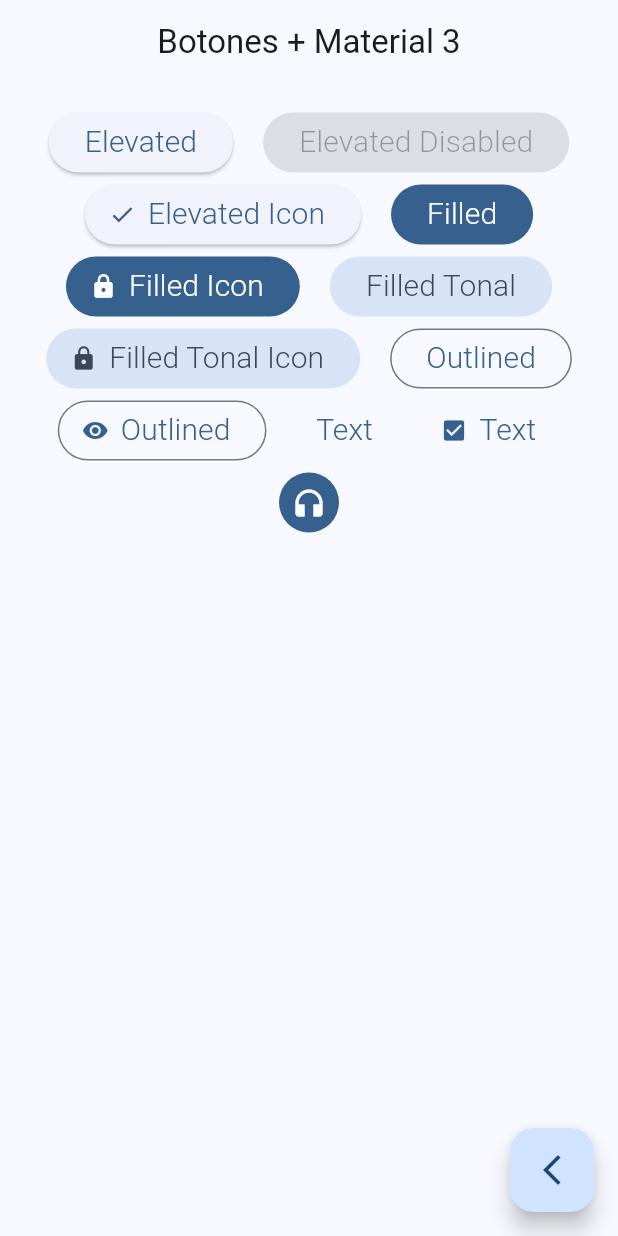
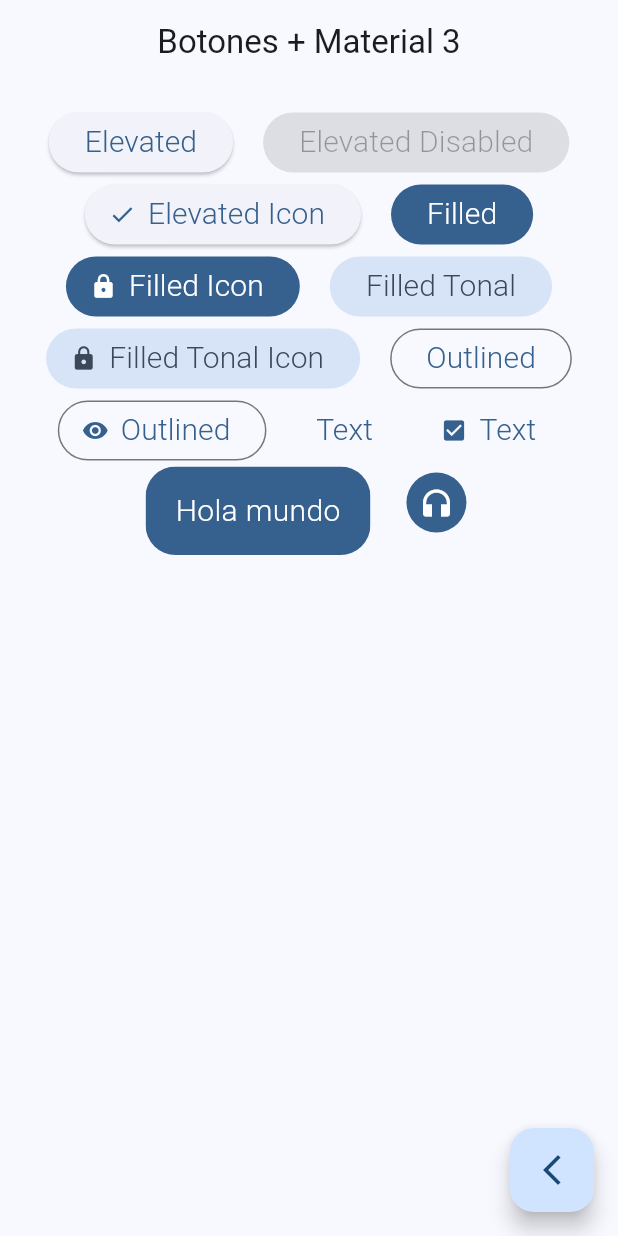
Before and after one commit to Ignaciomanchu1998/widget-app, a Flutter app: the ButtonScreen screen opened by its route, on a phone screen of 412 x 824 dp. Run offline on Flutter 3.47's test engine with Material 2 defaults, Android fonts, the phone set to English and light mode, and no system bars; our stand-ins replace go_router.

Commit message:
Custom button

```diff
--- a/lib/config/theme/app_theme.dart
+++ b/lib/config/theme/app_theme.dart
@@ -23,10 +23,11 @@ class AppTheme {
         );
 
   ThemeData getTheme() => ThemeData(
-      useMaterial3: true,
-      colorSchemeSeed: colorList[selectColor],
-      appBarTheme: const AppBarTheme(
-        centerTitle: true,
-      ),
-      textTheme: TextTheme());
+        useMaterial3: true,
+        colorSchemeSeed: colorList[selectColor],
+        appBarTheme: const AppBarTheme(
+          centerTitle: true,
+        ),
+        textTheme: const TextTheme(),
+      );
 }
--- a/lib/presentation/screens/button/button_screen.dart
+++ b/lib/presentation/screens/button/button_screen.dart
@@ -99,12 +99,17 @@ class _ButtonsView extends StatelessWidget {
                 label: const Text('Text', style: textStyle),
                 icon: const Icon(Icons.check_box),
               ),
+
+              //Custom Button
+              const CustomButton(),
+
               IconButton(
                 onPressed: () {},
                 icon: const Icon(Icons.headphones),
                 style: ButtonStyle(
-                    backgroundColor: MaterialStatePropertyAll(colors.primary),
-                    iconColor: const MaterialStatePropertyAll(Colors.white)),
+                  backgroundColor: MaterialStatePropertyAll(colors.primary),
+                  iconColor: const MaterialStatePropertyAll(Colors.white),
+                ),
               ),
             ],
           ),
@@ -113,3 +118,33 @@ class _ButtonsView extends StatelessWidget {
     );
   }
 }
+
+class CustomButton extends StatelessWidget {
+  const CustomButton({super.key});
+
+  @override
+  Widget build(BuildContext context) {
+    final colors = Theme.of(context).colorScheme;
+
+    return ClipRRect(
+      borderRadius: BorderRadius.circular(20),
+      child: Material(
+        color: colors.primary,
+        child: InkWell(
+          onTap: () {},
+          child: const Padding(
+            padding: EdgeInsets.symmetric(horizontal: 20, vertical: 15),
+            child: Text(
+              'Hola mundo',
+              style: TextStyle(
+                color: Colors.white,
+                fontWeight: FontWeight.w300,
+                fontSize: 20,
+              ),
+            ),
+          ),
+        ),
+      ),
+    );
+  }
+}
```
